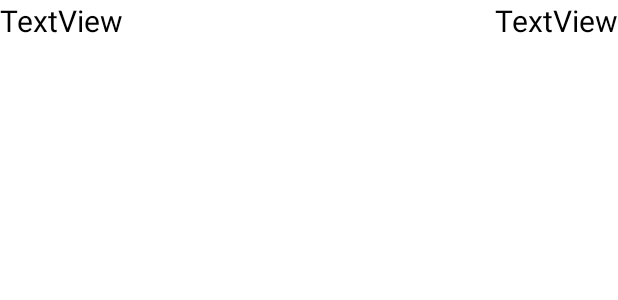
After one commit to hasancbngl/recipeapp, an Android app: the layout ingredient_list_item.xml on its own in the app's theme, with its tools: preview values and no code run, on a phone screen of 412 x 824 dp. The commit adds this screen. Shown: the top 300 px of the screen. Run offline under Robolectric (Android 15) with nearby library versions, the phone set to English and light mode, and no system bars; network calls fail.

Commit message:
add ingredients adapter

```diff
--- a/app/src/main/java/com/hasancbngl/recepiapp/network/RecipeApi.kt
+++ b/app/src/main/java/com/hasancbngl/recepiapp/network/RecipeApi.kt
@@ -3,8 +3,6 @@ package com.hasancbngl.recepiapp.network
 import com.hasancbngl.recepiapp.model.Recipe
 import io.reactivex.rxjava3.core.Observable
 import retrofit2.http.GET
-import java.util.*
-import kotlin.collections.ArrayList
 
 interface RecipeApi {
     @GET("recipes.json")
--- /dev/null
+++ b/app/src/main/res/layout/ingredient_list_item.xml
@@ -0,0 +1,26 @@
+<?xml version="1.0" encoding="utf-8"?>
+<androidx.constraintlayout.widget.ConstraintLayout xmlns:android="http://schemas.android.com/apk/res/android"
+    xmlns:app="http://schemas.android.com/apk/res-auto"
+    android:layout_width="match_parent"
+    android:layout_height="match_parent">
+
+    <TextView
+        android:id="@+id/ingridientName"
+        android:layout_width="wrap_content"
+        android:layout_height="wrap_content"
+        android:text="TextView"
+        android:textColor="@color/black"
+        android:textSize="20sp"
+        app:layout_constraintStart_toStartOf="parent"
+        app:layout_constraintTop_toTopOf="parent" />
+
+    <TextView
+        android:id="@+id/ingridientQeantity"
+        android:layout_width="wrap_content"
+        android:layout_height="wrap_content"
+        android:text="TextView"
+        android:textColor="@color/black"
+        android:textSize="20sp"
+        app:layout_constraintEnd_toEndOf="parent"
+        app:layout_constraintTop_toTopOf="parent" />
+</androidx.constraintlayout.widget.ConstraintLayout>
--- a/app/src/main/res/navigation/navgraph.xml
+++ b/app/src/main/res/navigation/navgraph.xml
@@ -18,5 +18,9 @@
         android:id="@+id/recipeDetailFragment"
         android:name="com.hasancbngl.recepiapp.fragments.RecipeDetailFragment"
         android:label="fragment_recipe_detail"
-        tools:layout="@layout/fragment_recipe_detail" />
+        tools:layout="@layout/fragment_recipe_detail" >
+        <action
+            android:id="@+id/action_recipeDetailFragment_to_recipesFragment"
+            app:destination="@id/recipesFragment" />
+    </fragment>
 </navigation>
```
Also changed, not shown: app/src/main/java/com/hasancbngl/recepiapp/adapter/IngredientsAdapter.kt (added, +38 -0 lines), app/src/main/java/com/hasancbngl/recepiapp/fragments/RecipeDetailFragment.kt (+5 -4 lines), app/src/main/java/com/hasancbngl/recepiapp/fragments/RecipesFragment.kt (+21 -0 lines), app/src/main/res/layout/fragment_recipe_detail.xml (+15 -0 lines), app/src/main/res/layout/recipe_detail_list_item.xml (added, +26 -0 lines).
